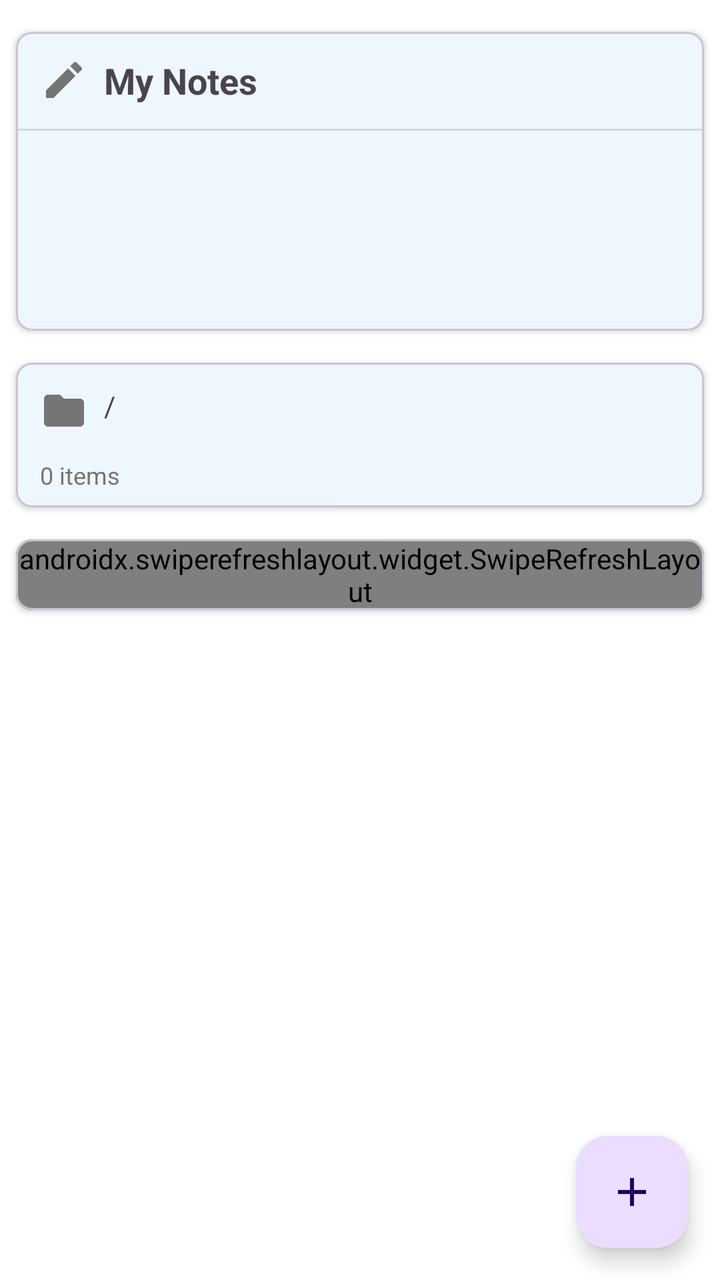
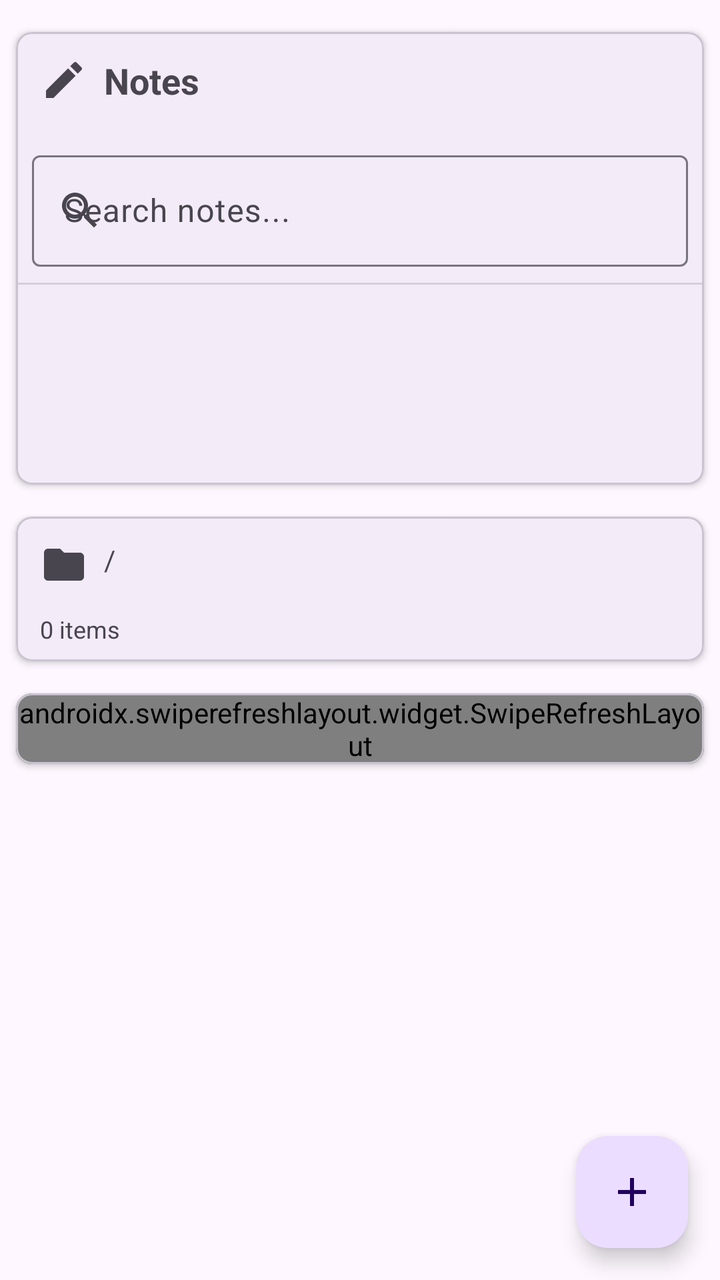

Screens rendered from an Android XML layout before and after an edit, with the pre-edit source and the edit as a unified diff.
<!-- AndroidManifest.xml: application theme Theme.CollabProductivity -->
<!-- res/layout/fragment_home.xml -->
<?xml version="1.0" encoding="utf-8"?>
<androidx.coordinatorlayout.widget.CoordinatorLayout
    xmlns:android="http://schemas.android.com/apk/res/android"
    xmlns:app="http://schemas.android.com/apk/res-auto"
    android:layout_width="match_parent"
    android:layout_height="match_parent">

    <androidx.core.widget.NestedScrollView
        android:layout_width="match_parent"
        android:layout_height="match_parent"
        android:fillViewport="true"
        android:paddingBottom="100dp"
        android:clipToPadding="false"
        android:scrollbars="vertical">

        <LinearLayout
            android:layout_width="match_parent"
            android:layout_height="wrap_content"
            android:orientation="vertical"
            android:paddingTop="8dp"
            android:paddingBottom="24dp">

            
            <com.google.android.material.card.MaterialCardView
                android:layout_width="match_parent"
                android:layout_height="wrap_content"
                android:layout_margin="8dp"
                app:cardCornerRadius="8dp"
                app:cardElevation="2dp">

                <LinearLayout
                    android:layout_width="match_parent"
                    android:layout_height="wrap_content"
                    android:orientation="vertical">

                    <TextView
                        android:layout_width="match_parent"
                        android:layout_height="wrap_content"
                        android:text="@string/notes_section"
                        android:textSize="18sp"
                        android:textStyle="bold"
                        android:padding="12dp"
                        android:drawableStart="@drawable/ic_note"
                        android:drawablePadding="8dp"/>

                    <View
                        android:layout_width="match_parent"
                        android:layout_height="1dp"
                        android:background="?android:attr/listDivider"/>

                    <TextView
                        android:id="@+id/empty_notes_view"
                        android:layout_width="match_parent"
                        android:layout_height="wrap_content"
                        android:text="@string/empty_notes"
                        android:textSize="14sp"
                        android:gravity="center"
                        android:padding="16dp"
                        android:visibility="gone"/>

                    <androidx.recyclerview.widget.RecyclerView
                        android:id="@+id/recycler_view_notes"
                        android:layout_width="match_parent"
                        android:layout_height="wrap_content"
                        android:minHeight="100dp"
                        android:maxHeight="300dp"
                        android:nestedScrollingEnabled="true"
                        android:clipToPadding="false"
                        android:overScrollMode="never"/>

                </LinearLayout>

            </com.google.android.material.card.MaterialCardView>

            
            <com.google.android.material.card.MaterialCardView
                android:layout_width="match_parent"
                android:layout_height="wrap_content"
                android:layout_margin="8dp"
                app:cardCornerRadius="8dp"
                app:cardElevation="2dp">

                <LinearLayout
                    android:layout_width="match_parent"
                    android:layout_height="wrap_content"
                    android:orientation="vertical">

                    <TextView
                        android:id="@+id/current_path"
                        android:layout_width="match_parent"
                        android:layout_height="wrap_content"
                        android:padding="12dp"
                        android:textSize="14sp"
                        android:text="/"
                        android:drawableStart="@drawable/ic_folder"
                        android:drawablePadding="8dp"
                        android:background="?attr/selectableItemBackground"
                        android:clickable="true"
                        android:focusable="true"/>

                    <TextView
                        android:id="@+id/file_count"
                        android:layout_width="match_parent"
                        android:layout_height="wrap_content"
                        android:paddingStart="12dp"
                        android:paddingEnd="12dp"
                        android:paddingBottom="8dp"
                        android:textSize="12sp"
                        android:textColor="?android:attr/textColorSecondary"
                        android:text="0 items"/>

                </LinearLayout>
            </com.google.android.material.card.MaterialCardView>

            
            <com.google.android.material.card.MaterialCardView
                android:layout_width="match_parent"
                android:layout_height="wrap_content"
                android:layout_margin="8dp"
                app:cardCornerRadius="8dp"
                app:cardElevation="2dp">

                <LinearLayout
                    android:layout_width="match_parent"
                    android:layout_height="wrap_content"
                    android:orientation="vertical">

                    <TextView
                        android:id="@+id/empty_view"
                        android:layout_width="match_parent"
                        android:layout_height="wrap_content"
                        android:text="@string/empty_folder"
                        android:textSize="14sp"
                        android:gravity="center"
                        android:padding="16dp"
                        android:visibility="gone"/>

                    <androidx.swiperefreshlayout.widget.SwipeRefreshLayout
                        android:id="@+id/swipe_refresh"
                        android:layout_width="match_parent"
                        android:layout_height="wrap_content">

                        <androidx.recyclerview.widget.RecyclerView
                            android:id="@+id/recycler_view_files"
                            android:layout_width="match_parent"
                            android:layout_height="wrap_content"
                            android:minHeight="100dp"
                            android:maxHeight="400dp"
                            android:nestedScrollingEnabled="true"
                            android:clipToPadding="false"
                            android:overScrollMode="never"
                            android:padding="8dp"/>

                    </androidx.swiperefreshlayout.widget.SwipeRefreshLayout>

                </LinearLayout>

            </com.google.android.material.card.MaterialCardView>

        </LinearLayout>

    </androidx.core.widget.NestedScrollView>

    
    <com.google.android.material.floatingactionbutton.FloatingActionButton
        android:id="@+id/fab_add"
        android:layout_width="wrap_content"
        android:layout_height="wrap_content"
        android:layout_gravity="bottom|end"
        android:layout_margin="16dp"
        android:contentDescription="@string/add_file_or_folder"
        app:srcCompat="@drawable/ic_add"/>

</androidx.coordinatorlayout.widget.CoordinatorLayout>
<!-- resources referenced by this layout -->
<resources>
  <!-- drawable ic_add (drawable) -->
  <?xml version="1.0" encoding="utf-8"?>
  <vector xmlns:android="http://schemas.android.com/apk/res/android"
      android:width="24dp"
      android:height="24dp"
      android:viewportWidth="24"
      android:viewportHeight="24"
      android:tint="?attr/colorControlNormal">
      <path
          android:fillColor="@android:color/white"
          android:pathData="M19,13h-6v6h-2v-6H5v-2h6V5h2v6h6v2z"/>
  </vector>
  <!-- drawable ic_folder (drawable) -->
  <?xml version="1.0" encoding="utf-8"?>
  <vector xmlns:android="http://schemas.android.com/apk/res/android"
      android:width="24dp"
      android:height="24dp"
      android:viewportWidth="24"
      android:viewportHeight="24"
      android:tint="?attr/colorControlNormal">
      <path
          android:fillColor="@android:color/white"
          android:pathData="M10,4H4c-1.1,0 -1.99,0.9 -1.99,2L2,18c0,1.1 0.9,2 2,2h16c1.1,0 2,-0.9 2,-2V8c0,-1.1 -0.9,-2 -2,-2h-8l-2,-2z"/>
  </vector>
  <!-- drawable ic_note (drawable) -->
  <vector xmlns:android="http://schemas.android.com/apk/res/android"
      android:width="24dp"
      android:height="24dp"
      android:viewportWidth="24"
      android:viewportHeight="24"
      android:tint="?attr/colorControlNormal">
      <path
          android:fillColor="@android:color/white"
          android:pathData="M3,17.25V21h3.75L17.81,9.94l-3.75,-3.75L3,17.25zM20.71,7.04c0.39,-0.39 0.39,-1.02 0,-1.41l-2.34,-2.34c-0.39,-0.39 -1.02,-0.39 -1.41,0l-1.83,1.83 3.75,3.75 1.83,-1.83z"/>
  </vector>
  <string name="add_file_or_folder">Add file or folder</string>
  <string name="empty_folder">This folder is empty</string>
  <string name="empty_notes">No notes yet. Tap + to create one!</string>
  <string name="notes_section">My Notes</string>
  <style name="Theme.CollabProductivity" parent="Theme.Material3.DayNight.NoActionBar">
          
          <item name="colorPrimary">@color/primary</item>
          <item name="colorPrimaryVariant">@color/primary_dark</item>
          <item name="colorOnPrimary">@color/background_light</item>
  
          
          <item name="colorSecondary">@color/accent</item>
          <item name="colorSecondaryVariant">@color/accent_light</item>
          <item name="colorOnSecondary">@color/text_primary_light</item>
  
          
          <item name="android:statusBarColor">?attr/colorPrimaryVariant</item>
  
          
          <item name="android:colorBackground">@color/background_light</item>
          <item name="colorSurface">@color/surface_light</item>
          <item name="colorOnSurface">@color/text_primary_light</item>
  
          
          <item name="android:textColorPrimary">@color/text_primary_light</item>
          <item name="android:textColorSecondary">@color/text_secondary_light</item>
      </style>
  <color name="primary">#2196F3</color>
  <color name="primary_dark">#1976D2</color>
  <color name="background_light">#FFFFFF</color>
  <color name="accent">#FF4081</color>
  <color name="accent_light">#FF80AB</color>
  <color name="text_primary_light">#000000</color>
  <color name="surface_light">#FFFFFF</color>
  <color name="text_secondary_light">#757575</color>
</resources>

<!-- the commit's change to res/layout/fragment_home.xml (unified diff, before → after) -->
@@ -42,6 +42,25 @@
                         android:padding="12dp"
                         android:drawableStart="@drawable/ic_note"
                         android:drawablePadding="8dp"/>
+
+                    
+                    <com.google.android.material.textfield.TextInputLayout
+                        android:layout_width="match_parent"
+                        android:layout_height="wrap_content"
+                        android:layout_margin="8dp"
+                        app:startIconDrawable="@drawable/ic_search"
+                        app:endIconMode="clear_text"
+                        style="@style/Widget.Material3.TextInputLayout.OutlinedBox">
+
+                        <com.google.android.material.textfield.TextInputEditText
+                            android:id="@+id/search_notes"
+                            android:layout_width="match_parent"
+                            android:layout_height="wrap_content"
+                            android:hint="Search notes..."
+                            android:inputType="text"
+                            android:maxLines="1"/>
+
+                    </com.google.android.material.textfield.TextInputLayout>
 
                     <View
                         android:layout_width="match_parent"
<!-- resource entries referenced after the edit -->
@@ -35,40 +35,19 @@
           android:fillColor="@android:color/white"
           android:pathData="M3,17.25V21h3.75L17.81,9.94l-3.75,-3.75L3,17.25zM20.71,7.04c0.39,-0.39 0.39,-1.02 0,-1.41l-2.34,-2.34c-0.39,-0.39 -1.02,-0.39 -1.41,0l-1.83,1.83 3.75,3.75 1.83,-1.83z"/>
   </vector>
+  <!-- drawable ic_search (drawable) -->
+  <vector android:height="24dp" android:tint="#000000"
+      android:viewportHeight="24" android:viewportWidth="24"
+      android:width="24dp" xmlns:android="http://schemas.android.com/apk/res/android">
+      <path android:fillColor="@android:color/white" android:pathData="M15.5,14h-0.79l-0.28,-0.27C15.41,12.59 16,11.11 16,9.5 16,5.91 13.09,3 9.5,3S3,5.91 3,9.5 5.91,16 9.5,16c1.61,0 3.09,-0.59 4.23,-1.57l0.27,0.28v0.79l5,4.99L20.49,19l-4.99,-5zM9.5,14C7.01,14 5,11.99 5,9.5S7.01,5 9.5,5 14,7.01 14,9.5 11.99,14 9.5,14z"/>
+  </vector>
   <string name="add_file_or_folder">Add file or folder</string>
   <string name="empty_folder">This folder is empty</string>
-  <string name="empty_notes">No notes yet. Tap + to create one!</string>
-  <string name="notes_section">My Notes</string>
-  <style name="Theme.CollabProductivity" parent="Theme.Material3.DayNight.NoActionBar">
+  <string name="empty_notes">No notes yet. Create your first note!</string>
+  <string name="notes_section">Notes</string>
+  <style name="Theme.CollabProductivity" parent="Theme.Notionary" />
+  <style name="Theme.Notionary" parent="Theme.Material3.DayNight">
           
-          <item name="colorPrimary">@color/primary</item>
-          <item name="colorPrimaryVariant">@color/primary_dark</item>
-          <item name="colorOnPrimary">@color/background_light</item>
-  
-          
-          <item name="colorSecondary">@color/accent</item>
-          <item name="colorSecondaryVariant">@color/accent_light</item>
-          <item name="colorOnSecondary">@color/text_primary_light</item>
-  
-          
-          <item name="android:statusBarColor">?attr/colorPrimaryVariant</item>
-  
-          
-          <item name="android:colorBackground">@color/background_light</item>
-          <item name="colorSurface">@color/surface_light</item>
-          <item name="colorOnSurface">@color/text_primary_light</item>
-  
-          
-          <item name="android:textColorPrimary">@color/text_primary_light</item>
-          <item name="android:textColorSecondary">@color/text_secondary_light</item>
       </style>
-  <color name="primary">#2196F3</color>
-  <color name="primary_dark">#1976D2</color>
-  <color name="background_light">#FFFFFF</color>
-  <color name="accent">#FF4081</color>
-  <color name="accent_light">#FF80AB</color>
-  <color name="text_primary_light">#000000</color>
-  <color name="surface_light">#FFFFFF</color>
-  <color name="text_secondary_light">#757575</color>
 </resources>
 
